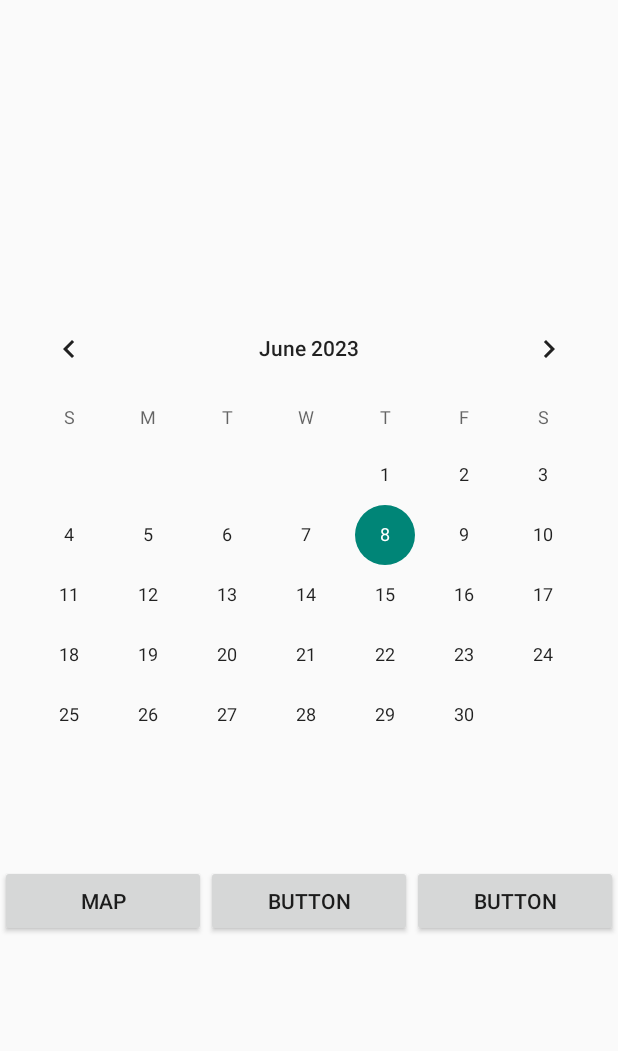
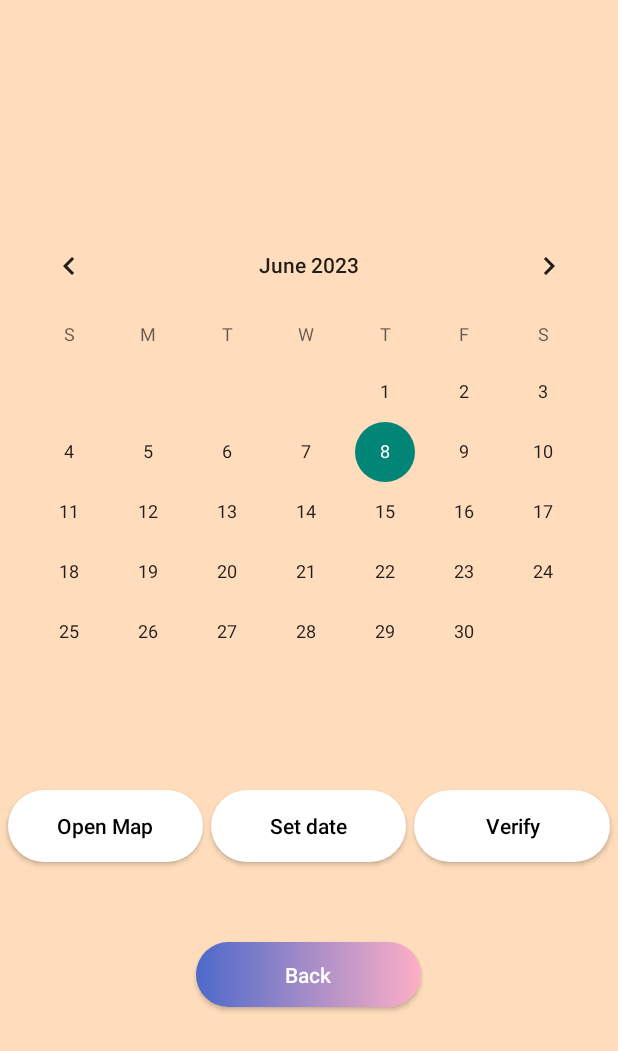
Before and after one commit to jbouveret18/BabyCareApp, an Android app: the CalendarActivity screen opened directly, with no data from a screen before it, on a phone screen of 412 x 824 dp. Shown: the top 1051 px of the screen. Run offline under Robolectric (Android 15) with nearby library versions, the phone set to English and light mode, and no system bars; Roboto replaces fonts that are not available here.

Commit message:
Correction calendar

```diff
--- a/app/src/main/java/com/example/babycare/calendar/CalendarActivity.java
+++ b/app/src/main/java/com/example/babycare/calendar/CalendarActivity.java
@@ -2,20 +2,31 @@ package com.example.babycare.calendar;
 
 import android.content.Intent;
 import android.os.Bundle;
+import android.widget.Button;
 
 import androidx.annotation.Nullable;
 import androidx.appcompat.app.AppCompatActivity;
 
 import com.example.babycare.R;
+import com.example.babycare.dashboard.Dashboard;
 import com.example.babycare.home_page.MainActivity;
 import com.example.babycare.sign_in.ManualSignInActivity;
 
+
+
+
 public class CalendarActivity extends AppCompatActivity {
+    private Button backButton;
     @Override
     protected void onCreate(@Nullable Bundle savedInstanceState) {
         super.onCreate(savedInstanceState);
         setContentView(R.layout.calendar_page);
+        backButton = findViewById(R.id.Back);
 
+        backButton.setOnClickListener(v -> {
 
+            Intent backIntent = new Intent(getApplicationContext(), Dashboard.class);
+            startActivity(backIntent);
+        });
     }
 }
--- a/app/src/main/res/layout/calendar_page.xml
+++ b/app/src/main/res/layout/calendar_page.xml
@@ -5,7 +5,8 @@
     android:layout_width="match_parent"
     android:layout_height="match_parent"
     tools:context=".calendar.CalendarActivity"
-    android:orientation="vertical">
+    android:orientation="vertical"
+    android:background="@color/lighter_orange">
 
     <LinearLayout
         android:id="@+id/user_information"
@@ -37,22 +38,61 @@
                     android:id="@+id/button"
                     android:layout_width="wrap_content"
                     android:layout_height="wrap_content"
+                    android:layout_marginTop="5dp"
+                    android:layout_marginBottom="5dp"
+                    android:layout_marginLeft="5dp"
+                    android:textAllCaps="false"
+                    android:background="@drawable/round_white_button"
                     android:layout_weight="1"
-                    android:text="Map" />
+                    android:textColor="@color/black"
+                    android:text="Open Map" />
 
                 <Button
                     android:id="@+id/button2"
                     android:layout_width="wrap_content"
                     android:layout_height="wrap_content"
+                    android:layout_marginTop="5dp"
+                    android:layout_marginBottom="5dp"
+                    android:layout_marginLeft="5dp"
+                    android:layout_marginRight="5dp"
+                    android:textColor="@color/black"
+                    android:textAllCaps="false"
+                    android:background="@drawable/round_white_button"
                     android:layout_weight="1"
-                    android:text="Button" />
+                    android:text="Set date" />
 
                 <Button
                     android:id="@+id/button3"
                     android:layout_width="wrap_content"
                     android:layout_height="wrap_content"
+                    android:layout_marginTop="5dp"
+                    android:layout_marginBottom="5dp"
+                    android:layout_marginRight="5dp"
+                    android:textColor="@color/black"
+                    android:textAllCaps="false"
+                    android:background="@drawable/round_white_button"
                     android:layout_weight="1"
-                    android:text="Button" />
+                    android:text="Verify" />
+            </LinearLayout>
+
+            <LinearLayout
+                android:layout_width="match_parent"
+                android:layout_height="60dp"
+                android:layout_marginTop="40dp"
+                android:gravity="center">
+
+                <Button
+                    android:textAlignment="center"
+                    android:id="@+id/Back"
+                    android:layout_width="150dp"
+                    android:layout_height="43dp"
+                    android:background="@drawable/round_sign_up_email"
+                    android:text="Back"
+                    android:textColor="@color/white"
+                    android:textAllCaps="false"
+                    />
+
+
             </LinearLayout>
 
         </LinearLayout>
```
